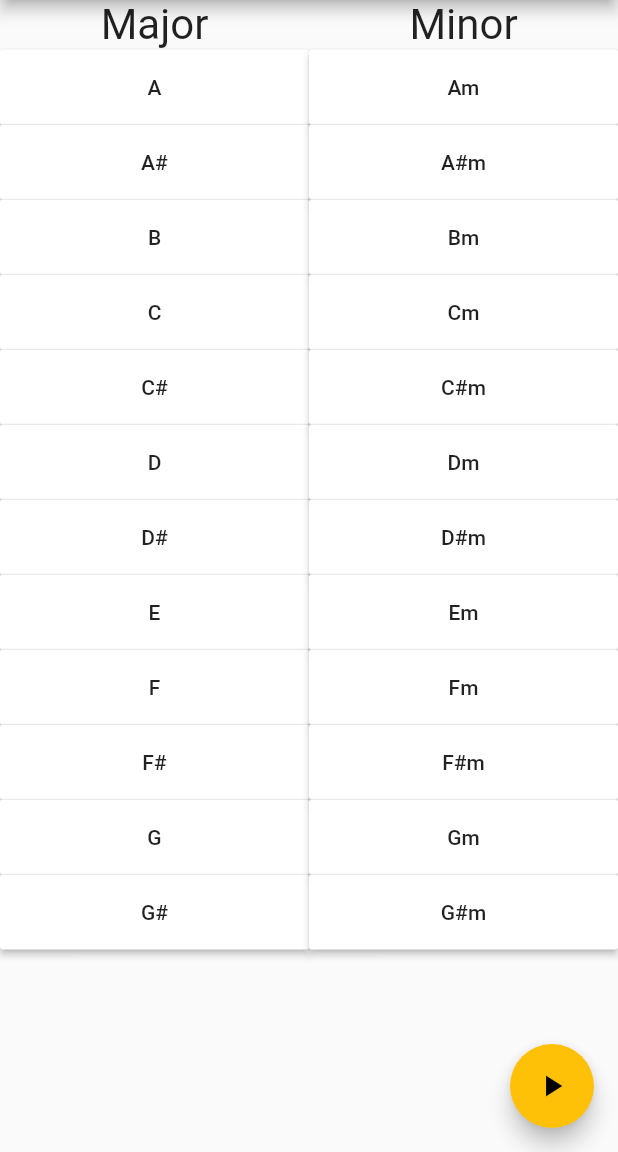
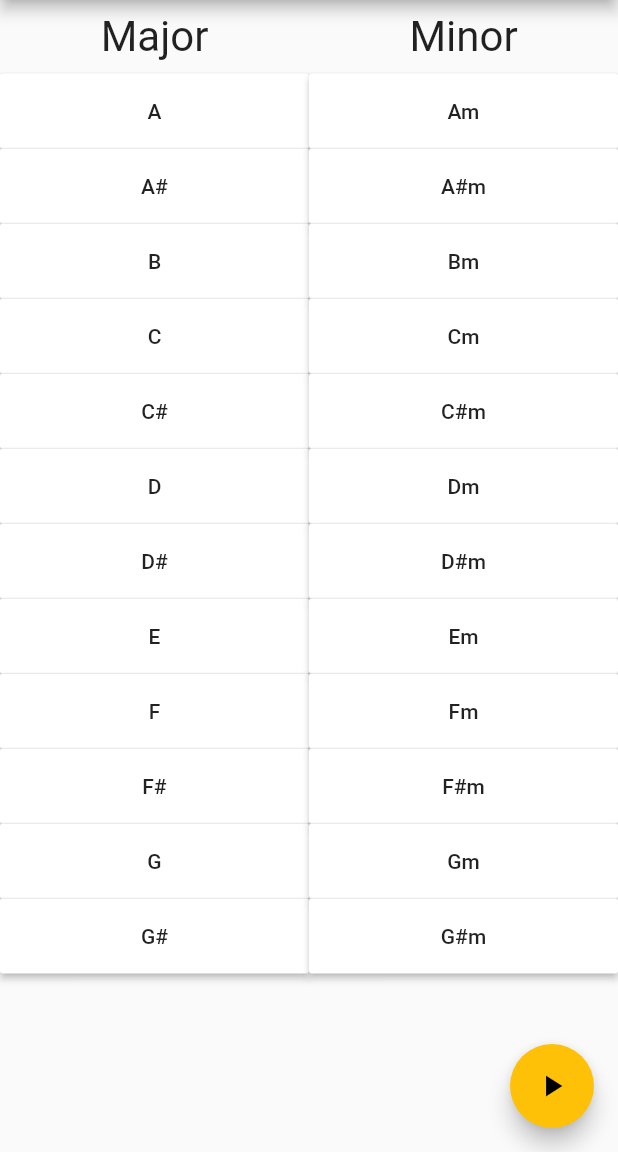
Before and after one commit to SimonHFrost/key_practice, a Flutter app: the screen it shows after launch, on a phone screen of 412 x 824 dp, the part 84-1236 px from its top. Run offline on Flutter 3.47's test engine with Material 2 defaults, Android fonts, the phone set to English and light mode, and no system bars; our stand-ins replace bloc, flutter_bloc.

Commit message:
Add scroll view

```diff
--- a/lib/main.dart
+++ b/lib/main.dart
@@ -58,10 +58,14 @@ class KeyButtons extends StatelessWidget {
   Widget buildKeyColumn(musicCubit, title, List<String> availableKeys, keys) {
     List<Widget> header = [
       Center(
+        child: Padding(
+          padding: const EdgeInsets.all(8.0),
           child: Text(
             title,
             textScaleFactor: 2.0,
-      ))
+          ),
+        ),
+      )
     ];
 
     var keyButtons = availableKeys.map((e) {
@@ -89,15 +93,17 @@ class KeyButtons extends StatelessWidget {
   Widget build(BuildContext context) {
     return BlocBuilder<MusicCubit, List<String>>(
         builder: (context, selectedKeys) {
-      return Row(
+      return SingleChildScrollView(
+        child: Row(
           children: [
             Expanded(
                 child: buildKeyColumn(context.bloc<MusicCubit>(), 'Major',
                     majorKeys, selectedKeys)),
             Expanded(
-              child: buildKeyColumn(
-                  context.bloc<MusicCubit>(), 'Minor', minorKeys, selectedKeys))
+                child: buildKeyColumn(context.bloc<MusicCubit>(), 'Minor',
+                    minorKeys, selectedKeys))
           ],
+        ),
       );
     });
   }
```
Lines whose indentation alone changed are shown as unchanged.
